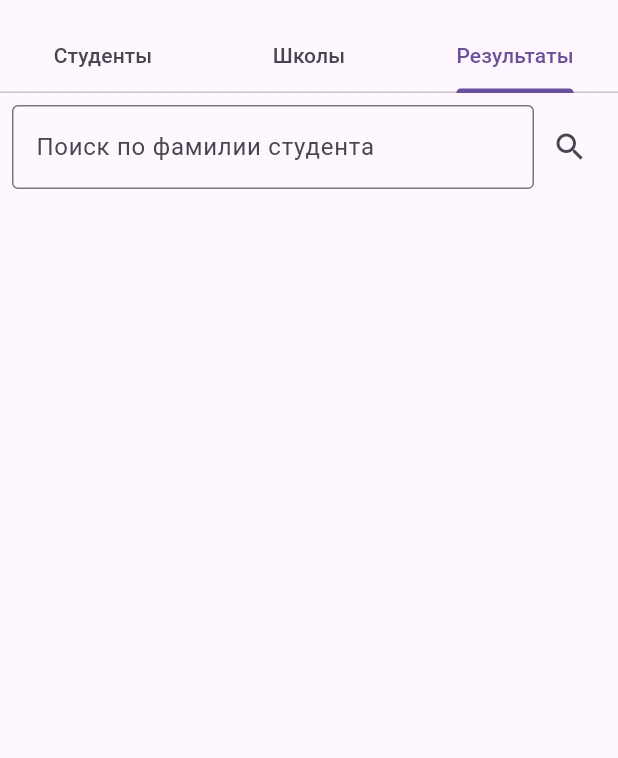
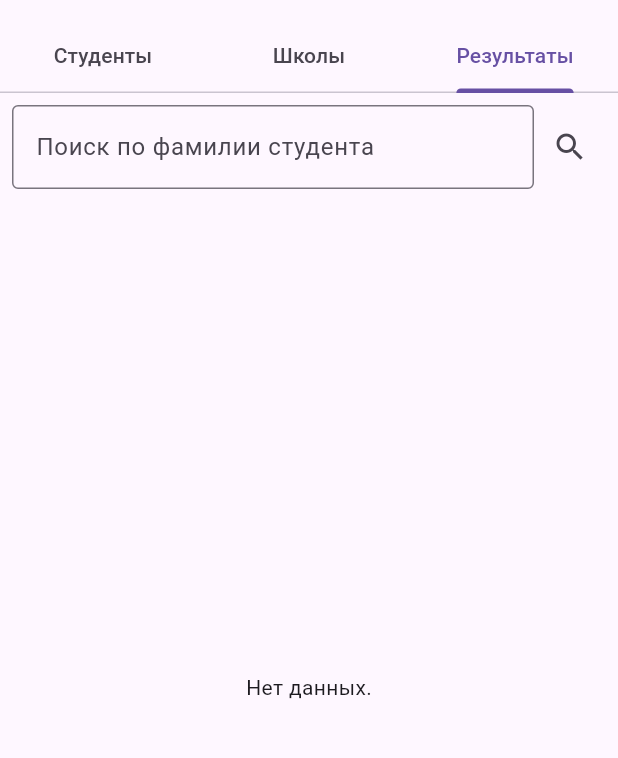
Before and after one commit to kirrlqh/StudyFlow, a Flutter app: the MainScreen screen opened by its route, tab 3 chosen, on a phone screen of 412 x 824 dp, the part 63-821 px from its top. Run offline on Flutter 3.47's test engine with Material 3 defaults, Android fonts, the phone set to English and light mode, and no system bars; our stand-ins replace supabase_flutter; accounts and stored records are empty.

Commit message:
second commit

```diff
--- a/lib/results_tab.dart
+++ b/lib/results_tab.dart
@@ -10,27 +10,58 @@ class _ResultsTabState extends State<ResultsTab> {
   final TextEditingController _searchController = TextEditingController();
   List<Map<String, dynamic>> results = []; // Данные таблицы результатов
   List<Map<String, dynamic>> filteredResults = []; // Отфильтрованные результаты
+  bool isLoading = true; // Состояние загрузки данных
+
+  // Функция для получения фамилий студентов
+  Future<String> fetchStudentName(int studentId) async {
+    final response = await Supabase.instance.client
+        .from('students')
+        .select('surname')
+        .eq('id', studentId)
+        .single();
+
+    if (response != null && response['surname'] != null) {
+      return response['surname'];
+    } else {
+      return 'Неизвестно'; // Если фамилия не найдена
+    }
+  }
 
   // Функция для получения данных из таблицы results
-  Future<List<Map<String, dynamic>>> fetchResults() async {
+  Future<void> fetchResults() async {
+    try {
       final response = await Supabase.instance.client
           .from('results')
-        .select('id, studentid, score, numberschool, dateevent, subject, students(surname)');
+          .select('id, studentid, score, numberschool, dateevent, subject');
 
-    // Проверяем, является ли ответ списком
       if (response is List) {
-      return List<Map<String, dynamic>>.from(response.map((result) {
-        return {
+        List<Map<String, dynamic>> fetchedResults = [];
+
+        for (var result in response) {
+          final studentName = await fetchStudentName(result['studentid']);
+          fetchedResults.add({
             'id': result['id'],
-          'student': result['students']['surname'], // Фамилия студента
+            'student': studentName, // Добавляем фамилию студента
             'score': result['score'],
             'numberschool': result['numberschool'],
             'dateevent': result['dateevent'],
             'subject': result['subject'],
-        };
-      }));
+          });
+        }
+
+        setState(() {
+          results = fetchedResults;
+          filteredResults = fetchedResults; // Изначально показываем все результаты
+          isLoading = false; // Загрузка завершена
+        });
       } else {
         throw Exception('Ошибка загрузки результатов.');
+      }
+    } catch (e) {
+      print('Ошибка загрузки данных: $e');
+      setState(() {
+        isLoading = false; // Завершаем загрузку даже в случае ошибки
+      });
     }
   }
 
@@ -47,21 +78,13 @@ class _ResultsTabState extends State<ResultsTab> {
   }
 
   @override
-  Widget build(BuildContext context) {
-    return FutureBuilder<List<Map<String, dynamic>>>(
-      future: fetchResults(), // Получаем результаты с помощью fetchResults
-      builder: (context, snapshot) {
-        if (snapshot.connectionState == ConnectionState.waiting) {
-          return Center(child: CircularProgressIndicator()); // Показать индикатор загрузки
-        } else if (snapshot.hasError) {
-          return Center(child: Text('Ошибка: ${snapshot.error}')); // Показать ошибку
-        } else if (snapshot.hasData) {
-          final results = snapshot.data!;
-          // Изначально показываем все результаты
-          if (filteredResults.isEmpty) {
-            filteredResults = results;
+  void initState() {
+    super.initState();
+    fetchResults(); // Загружаем результаты при инициализации
   }
 
+  @override
+  Widget build(BuildContext context) {
     return Column(
       children: [
         Padding(
@@ -87,7 +110,11 @@ class _ResultsTabState extends State<ResultsTab> {
           ),
         ),
         Expanded(
-                child: ListView.builder(
+          child: isLoading
+              ? Center(child: CircularProgressIndicator()) // Показать индикатор загрузки
+              : (filteredResults.isEmpty
+              ? Center(child: Text('Нет данных.'))
+              : ListView.builder(
             itemCount: filteredResults.length,
             itemBuilder: (context, index) {
               final result = filteredResults[index];
@@ -101,14 +128,9 @@ class _ResultsTabState extends State<ResultsTab> {
                 ),
               );
             },
-                ),
+          )),
         ),
       ],
     );
-        } else {
-          return Center(child: Text('Нет данных.'));
-        }
-      },
-    );
   }
 }
```
Lines whose indentation alone changed are shown as unchanged.
